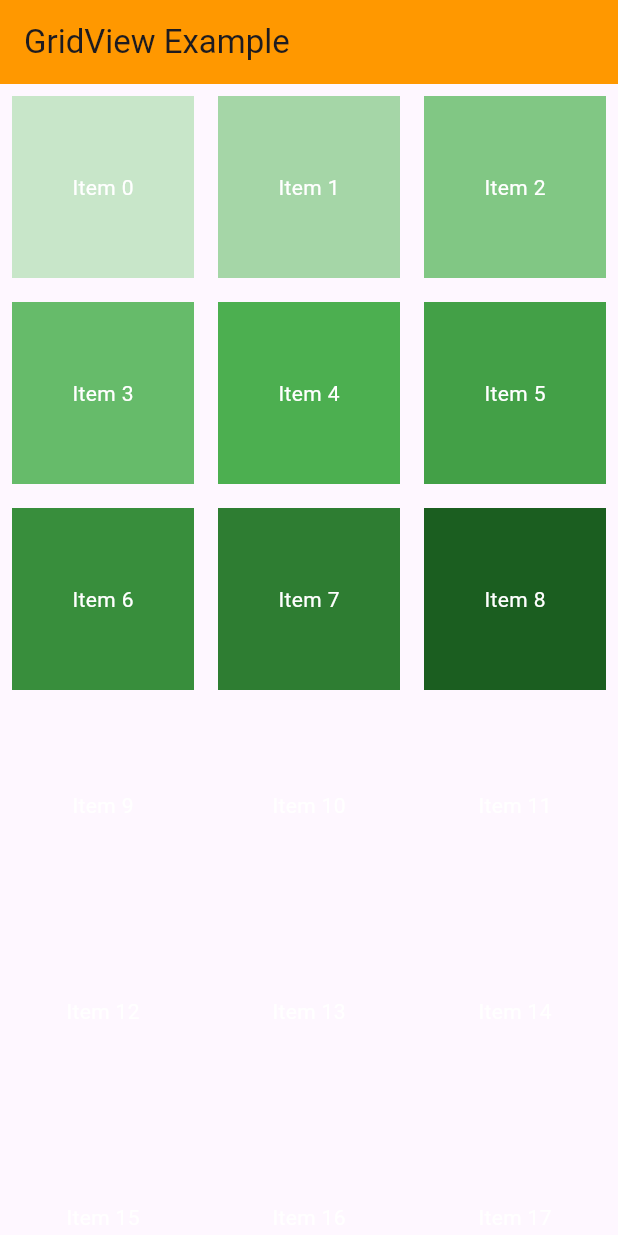
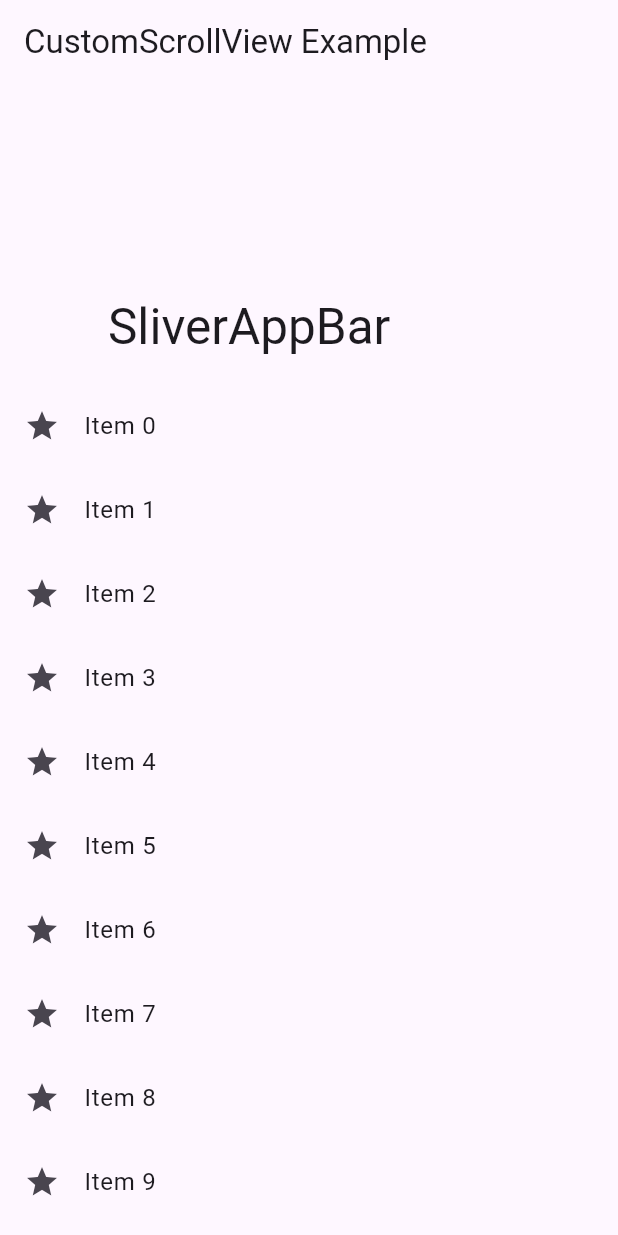
Before and after one commit to sazal11/Flutter_Basic, a Flutter app: the screen it shows after launch, on a phone screen of 412 x 824 dp. Run offline on Flutter 3.47's test engine with Material 3 defaults, Android fonts, the phone set to English and light mode, and no system bars.

Commit message:
Custom scroll view Example one

```diff
--- a/lib/main.dart
+++ b/lib/main.dart
@@ -3,7 +3,7 @@ import 'dart:async';
 import 'package:flutter/material.dart';
 
 void main() {
-  runApp(const GridViewExample1());
+  runApp(const CustomScrollViewExample1());
 }
 
 class MyApp extends StatelessWidget {
@@ -1028,3 +1028,37 @@ class GridViewExample1 extends StatelessWidget {
     );
   }
 }
+
+class CustomScrollViewExample1 extends StatelessWidget {
+   const CustomScrollViewExample1({super.key});
+
+  @override
+  Widget build(BuildContext context) {
+    return MaterialApp(
+      home: Scaffold(
+        appBar: AppBar(
+          title: Text('CustomScrollView Example'),
+        ),
+        body: CustomScrollView(
+          slivers: [
+            SliverAppBar(
+              expandedHeight: 200,
+              flexibleSpace: FlexibleSpaceBar(
+                title: Text('SliverAppBar'),
+              ),
+            ),
+            SliverList(
+              delegate: SliverChildBuilderDelegate(
+                (context, index) => ListTile(
+                  leading: Icon(Icons.star),
+                  title: Text('Item $index'),
+                ),
+                childCount: 20,
+              ),
+            ),
+          ],
+        ),
+      ),
+    );
+  }
+}
```
